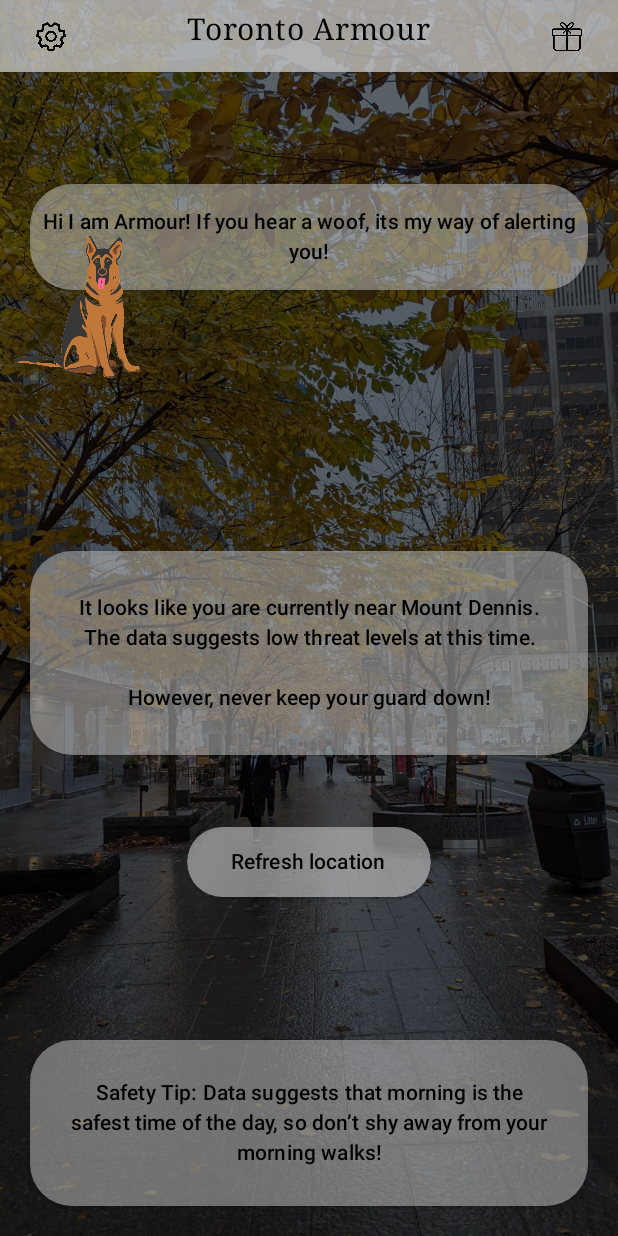
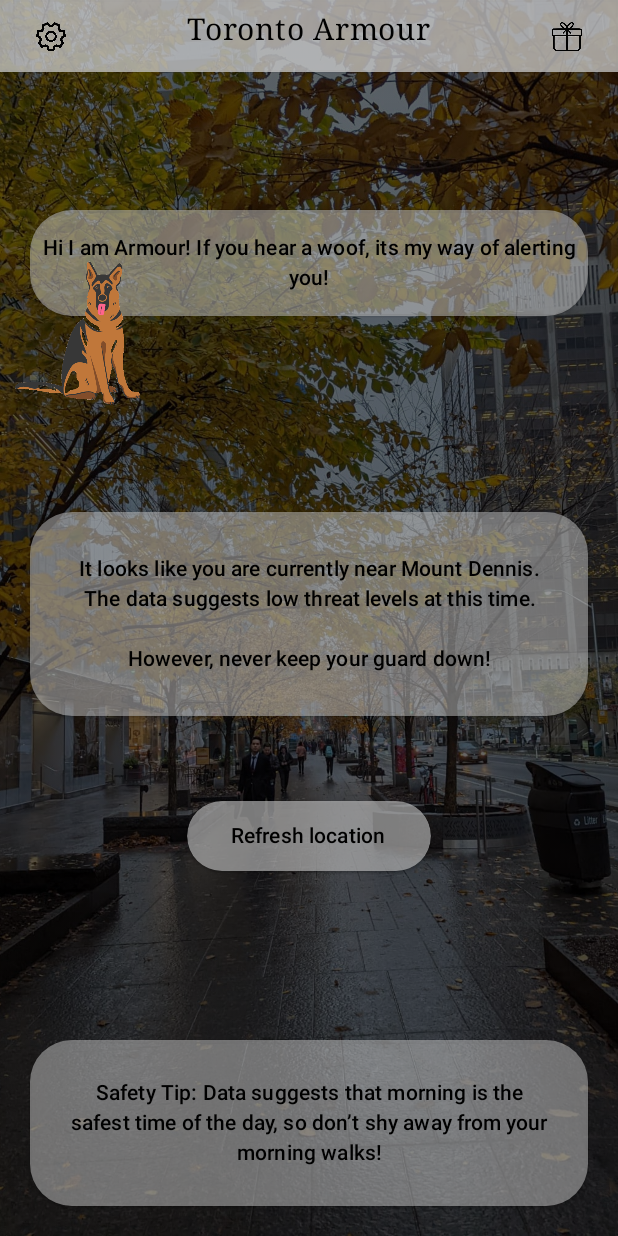
Before and after one commit to pandyah5/StaySafe, an Android app built with Jetpack Compose: the HomeScreen screen opened directly, with no data from a screen before it, on a phone screen of 412 x 824 dp. Run offline under Robolectric (Android 15) with nearby library versions, the phone set to English and light mode, and no system bars.

Commit message:
Fixed spacing in homescreen

```diff
--- a/app/src/main/java/com/hp/staysafe/HomeScreen.kt
+++ b/app/src/main/java/com/hp/staysafe/HomeScreen.kt
@@ -162,7 +162,7 @@ fun HomeScreen(safetyAnalysis: String,
 
         }
 
-        Spacer(modifier = Modifier.height(80.dp))
+        Spacer(modifier = Modifier.height(20.dp))
 
         // Message indicating the safety of current location
         Surface (shape = MaterialTheme.shapes.extraLarge,
```
